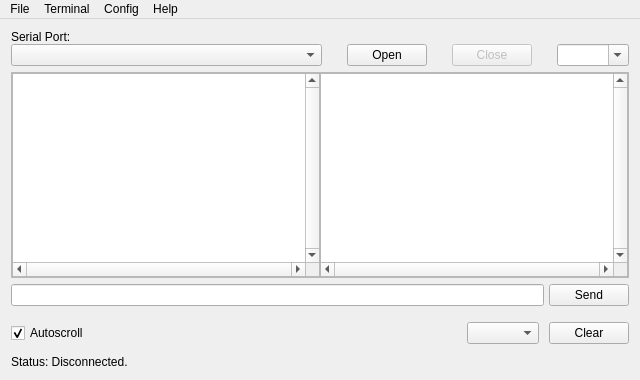
Qt form SUSTerm/mainwindow.ui (J-Rios/SUSTerm) before a commit.
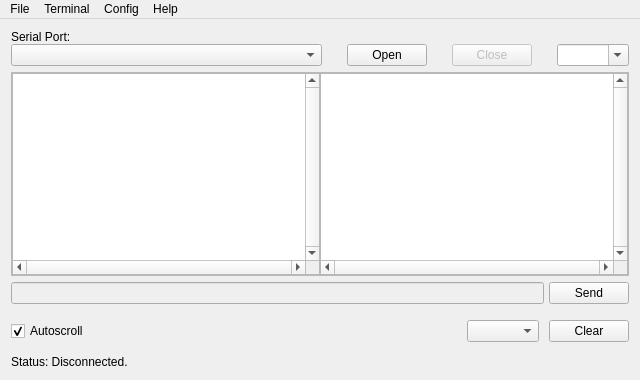
The same form after that commit.

Commit message: Any key press set focus into send box. Fix update scrollbar scroll to bottom.

Diff of the .ui file:
```diff
--- a/SUSTerm/mainwindow.ui
+++ b/SUSTerm/mainwindow.ui
@@ -203,7 +203,7 @@
          <x>0</x>
          <y>0</y>
          <width>620</width>
-         <height>174</height>
+         <height>172</height>
         </rect>
        </property>
        <property name="sizePolicy">
@@ -276,7 +276,7 @@
 &lt;html&gt;&lt;head&gt;&lt;meta name=&quot;qrichtext&quot; content=&quot;1&quot; /&gt;&lt;style type=&quot;text/css&quot;&gt;
 p, li { white-space: pre-wrap; }
 &lt;/style&gt;&lt;/head&gt;&lt;body style=&quot; font-family:'MS Shell Dlg 2'; font-size:11pt; font-weight:400; font-style:normal;&quot;&gt;
-&lt;p style=&quot;-qt-paragraph-type:empty; margin-top:0px; margin-bottom:0px; margin-left:0px; margin-right:0px; -qt-block-indent:0; text-indent:0px; font-size:7.8pt;&quot;&gt;&lt;br /&gt;&lt;/p&gt;&lt;/body&gt;&lt;/html&gt;</string>
+&lt;p style=&quot;-qt-paragraph-type:empty; margin-top:0px; margin-bottom:0px; margin-left:0px; margin-right:0px; -qt-block-indent:0; text-indent:0px;&quot;&gt;&lt;br /&gt;&lt;/p&gt;&lt;/body&gt;&lt;/html&gt;</string>
             </property>
             <property name="acceptRichText">
              <bool>true</bool>
@@ -379,7 +379,7 @@
       <item>
        <widget class="QLineEdit" name="lineEdit_toSend">
         <property name="enabled">
-         <bool>true</bool>
+         <bool>false</bool>
         </property>
         <property name="sizePolicy">
          <sizepolicy hsizetype="Expanding" vsizetype="Fixed">
@@ -418,6 +418,18 @@
           <verstretch>0</verstretch>
          </sizepolicy>
         </property>
+        <property name="minimumSize">
+         <size>
+          <width>0</width>
+          <height>0</height>
+         </size>
+        </property>
+        <property name="sizeIncrement">
+         <size>
+          <width>0</width>
+          <height>0</height>
+         </size>
+        </property>
         <property name="layoutDirection">
          <enum>Qt::LeftToRight</enum>
         </property>
@@ -553,7 +565,7 @@
       <property name="sizeHint" stdset="0">
        <size>
         <width>20</width>
-        <height>5</height>
+        <height>7</height>
        </size>
       </property>
      </spacer>
```
The commit also changes 2 other files.
